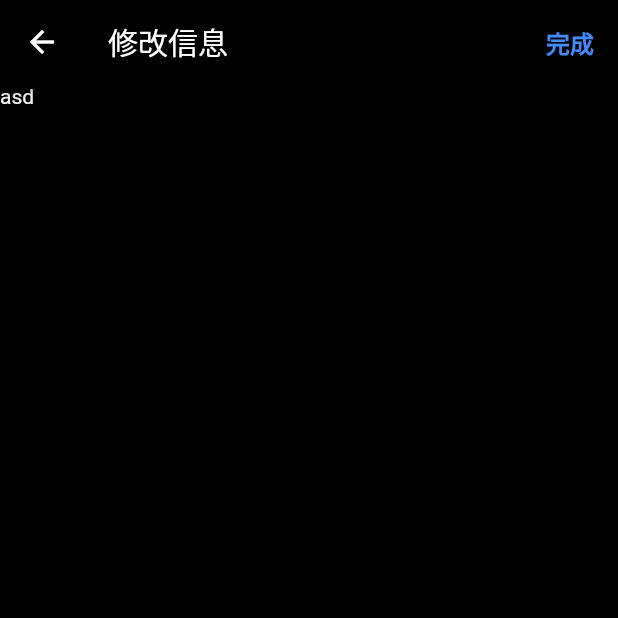
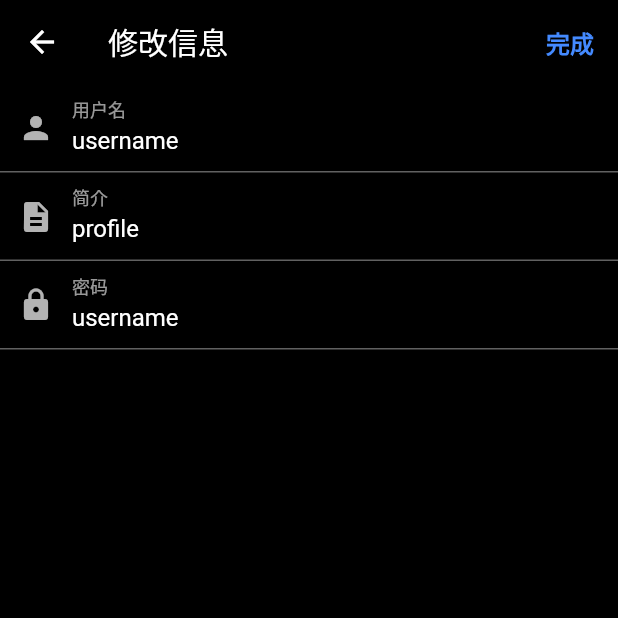
Before and after one commit to renjw02/Android, a Flutter app: the ModifyScreen screen opened directly, on a phone screen of 412 x 824 dp, the top half of it. Run offline on Flutter 3.47's test engine with Material 2 defaults, Android fonts, the phone set to English and light mode, and no system bars; our stand-ins replace flutter_svg, image_picker; accounts and stored records are empty.

Commit message:
修改信息，还需要更改图片

```diff
--- a/frontend/lib/Auth/customAuth.dart
+++ b/frontend/lib/Auth/customAuth.dart
@@ -12,7 +12,10 @@ User fakeUser1 = User(
   uid: 'uid1',
   photoUrl: 'https://picsum.photos/200/311',
   email: 'email1',
-  bio: 'bio1',
+  password: 'p',
+  nickname: 'bio1',
+  jwt:'jwt',
+  profile:'profile',
   followers: [],
   following: [],
 );
@@ -21,7 +24,10 @@ User fakeUser2 = User(
   uid: 'uid2',
   photoUrl: 'https://picsum.photos/200/312',
   email: 'email2',
-  bio: 'bio2',
+  password: 'p',
+  nickname: 'bio1',
+  jwt:'jwt',
+  profile:'profile',
   followers: [],
   following: [],
 );
@@ -30,7 +36,10 @@ User fakeUser3 = User(
   uid: 'uid3',
   photoUrl: 'https://picsum.photos/200/313',
   email: 'email3',
-  bio: 'bio3',
+  password: 'p',
+  nickname: 'bio1',
+  jwt:'jwt',
+  profile:'profile',
   followers: [],
   following: [],
 );
@@ -39,7 +48,10 @@ User fakeUser4 = User(
   uid: 'uid4',
   photoUrl: 'https://picsum.photos/200/314',
   email: 'email4',
-  bio: 'bio4',
+  password: 'p',
+  nickname: 'bio1',
+  jwt:'jwt',
+  profile:'profile',
   followers: [],
   following: [],
 );
@@ -48,7 +60,10 @@ User fakeUser5 = User(
   uid: 'uid5',
   photoUrl: 'https://picsum.photos/200/315',
   email: 'email5',
-  bio: 'bio5',
+  password: 'p',
+  nickname: 'bio1',
+  jwt:'jwt',
+  profile:'profile',
   followers: [],
   following: [],
 );
@@ -57,7 +72,10 @@ User fakeUser6 = User(
   uid: 'uid6',
   photoUrl: 'https://picsum.photos/200/316',
   email: 'email6',
-  bio: 'bio6',
+  password: 'p',
+  nickname: 'bio1',
+  jwt:'jwt',
+  profile:'profile',
   followers: [],
   following: [],
 );
@@ -66,7 +84,10 @@ User fakeUser7 = User(
   uid: 'uid7',
   photoUrl: 'https://picsum.photos/200/317',
   email: 'email7',
-  bio: 'bio7',
+  password: 'p',
+  nickname: 'bio1',
+  jwt:'jwt',
+  profile:'profile',
   followers: [],
   following: [],
 );
@@ -75,7 +96,10 @@ User fakeUser8 = User(
   uid: 'uid8',
   photoUrl: 'https://picsum.photos/200/318',
   email: 'email8',
-  bio: 'bio8',
+  password: 'p',
+  nickname: 'bio1',
+  jwt:'jwt',
+  profile:'profile',
   followers: [],
   following: [],
 );
@@ -84,7 +108,10 @@ User fakeUser9 = User(
   uid: 'uid9',
   photoUrl: 'https://picsum.photos/200/319',
   email: 'email9',
-  bio: 'bio9',
+  password: 'p',
+  nickname: 'bio1',
+  jwt:'jwt',
+  profile:'profile',
   followers: [],
   following: [],
 );
@@ -114,6 +141,7 @@ class CustomAuth {
     email: 'email',
     password: "password",
     nickname: 'nickname',
+    profile:'profile',
     followers: [],
     following: [],
   );
@@ -201,6 +229,7 @@ class CustomAuth {
         'email': email,
         "password":password,
         'nickname': 'nickname',
+        'profile':'profile',
         'followers': [],
         'following': [],
       };
@@ -212,6 +241,7 @@ class CustomAuth {
         photoUrl: data['photoUrl'] as String,
         email: data['email'] as String,
         nickname: data['nickname'] as String,
+        profile:data['profile'] as String,
         followers: data['followers'] as List,
         following: data['following'] as List,
       );
--- a/frontend/lib/models/user.dart
+++ b/frontend/lib/models/user.dart
@@ -9,6 +9,7 @@ class User {
   final String photoUrl;
   final String username;
   final String nickname;
+  final String profile;
   final List followers;
   final List following;
 
@@ -20,6 +21,7 @@ class User {
         required this.email,
         required this.password,
         required this.nickname,
+        required this.profile,
         required this.followers,
         required this.following});
 
@@ -45,6 +47,7 @@ class User {
     "jwt":jwt,
     "photoUrl": photoUrl,
     "nickname": nickname,
+    "profile":profile,
     "followers": followers,
     "following": following,
   };
@@ -53,8 +56,11 @@ class User {
       "username": username,
       "uid": uid,
       "email": email,
+      "password":password,
+      "jwt":jwt,
       "photoUrl": photoUrl,
-      "bio": bio,
+      "nickname": nickname,
+      "profile":profile,
       "followers": followers,
       "following": following,
     };
--- a/frontend/lib/resources/database_methods.dart
+++ b/frontend/lib/resources/database_methods.dart
@@ -40,6 +40,7 @@ class DataBaseManager{
             'email': email,
             "password":password,
             'nickname': returndata['nickname'],
+            'profile':'profile',
             'followers': [],
             'following': [],
           };
@@ -51,6 +52,7 @@ class DataBaseManager{
             photoUrl: data['photoUrl'] as String,
             email: data['email'] as String,
             nickname: data['nickname'] as String,
+            profile:data['profile'] as String,
             followers: data['followers'] as List,
             following: data['following'] as List,
           );
--- a/frontend/lib/screens/modify_screen.dart
+++ b/frontend/lib/screens/modify_screen.dart
@@ -1,12 +1,15 @@
 import 'dart:typed_data';
 
 import 'package:flutter/material.dart';
+import 'package:frontend/models/user.dart';
 import 'package:image_picker/image_picker.dart';
 import 'package:frontend/providers/user_provider.dart';
 import 'package:frontend/resources/textpost_methods.dart';
 import 'package:frontend/utils/colors.dart';
 import 'package:frontend/utils/utils.dart';
 import 'package:provider/provider.dart';
+
+import '../Auth/customAuth.dart';
 
 class ModifyScreen extends StatefulWidget {
   const ModifyScreen({Key? key}) : super(key: key);
@@ -18,7 +21,12 @@ class ModifyScreen extends StatefulWidget {
 class _ModifyScreenState extends State<ModifyScreen> {
   Uint8List? _file;
   bool isLoading = false;
-  final TextEditingController _descriptionController = TextEditingController();
+  final TextEditingController usernamec = new TextEditingController(text: CustomAuth.currentUser.username);
+  final TextEditingController profilec = new TextEditingController(text: CustomAuth.currentUser.profile);
+  final TextEditingController passwordc = new TextEditingController(text: CustomAuth.currentUser.password);
+  // const username = "原用户名："+CustomAuth.currentUser.username;
+  // final const profile = "原简介："+CustomAuth.currentUser.profile;
+  // final password = "原密码："+CustomAuth.currentUser.password;
 
   _selectImage(BuildContext parentContext) async {
     return showDialog(
@@ -104,10 +112,27 @@ class _ModifyScreenState extends State<ModifyScreen> {
     });
   }
 
+  void modifyInfo(String u,String p,String w){
+    var cu = CustomAuth.currentUser;
+    CustomAuth.currentUser = new User(
+        username: u,
+        uid: cu.uid,
+        jwt: cu.jwt,
+        photoUrl: cu.photoUrl,
+        email: cu.email,
+        password: w,
+        nickname: cu.nickname,
+        profile: p,
+        followers: cu.followers,
+        following: cu.following);
+  }
+
   @override
   void dispose() {
     super.dispose();
-    _descriptionController.dispose();
+    usernamec.dispose();
+    profilec.dispose();
+    passwordc.dispose();
   }
 
   @override
@@ -119,7 +144,7 @@ class _ModifyScreenState extends State<ModifyScreen> {
         backgroundColor: mobileBackgroundColor,
         leading: IconButton(
           icon: const Icon(Icons.arrow_back),
-          onPressed: clearImage,
+          onPressed: (){Navigator.of(context).pop();},
         ),
         title: const Text(
           '修改信息',
@@ -127,7 +152,12 @@ class _ModifyScreenState extends State<ModifyScreen> {
         centerTitle: false,
         actions: <Widget>[
           TextButton(
-            onPressed: () => {},
+            onPressed: (){modifyInfo(
+              usernamec.text,
+              profilec.text,
+              passwordc.text,
+            );
+              Navigator.of(context).pop();},
             // onPressed: () => postImage(
             //   userProvider.getUser.uid,
             //   userProvider.getUser.username,
@@ -143,7 +173,33 @@ class _ModifyScreenState extends State<ModifyScreen> {
           )
         ],
       ),
-      body: Text("asd"),
+      body: Column(
+        children: [
+          TextField(
+            controller: usernamec,
+            decoration: const InputDecoration(
+              labelText: "用户名",
+              prefixIcon: Icon(Icons.person),
+            )
+          ),
+          TextField(
+              controller: profilec,
+              decoration: const InputDecoration(
+                labelText: "简介",
+                prefixIcon: Icon(Icons.description),
+              ),
+              maxLines: null,
+              minLines: 1,
+          ),
+          TextField(
+              controller: usernamec,
+              decoration: const InputDecoration(
+                labelText: "密码",
+                prefixIcon: Icon(Icons.lock),
+              )
+          ),
+        ],
+      ),
     );
     // return _file == null
     //     ? Center(
--- a/frontend/lib/screens/profile_screen.dart
+++ b/frontend/lib/screens/profile_screen.dart
@@ -240,7 +240,7 @@ class _ProfileScreenState extends State<ProfileScreen> {
                       borderColor: Colors.grey,
                       function: () async {
                       //TODO  修改信息
-                        Navigator.of(context).pushReplacement(
+                        Navigator.of(context).push(
                           MaterialPageRoute(
                             builder: (context) =>
                             const ModifyScreen(),
```
Also changed, not shown: frontend/pubspec.lock, 1 other file.
